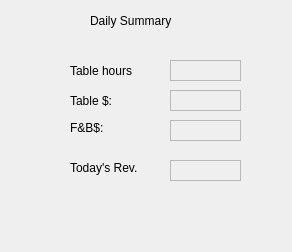
The window that dailysummary.ui (aj501/NickBilliardsPrjQT) describes before a commit, drawn with Qt 5.
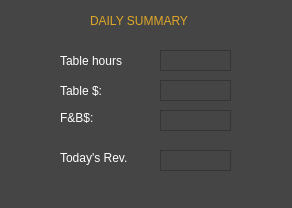
The same window after the commit.

Commit message: Implement Daily Summary. Fix price calculation bug. Add list of senior customers to more accurately compute the rate if these customers do not show up at differnt times.

Diff of the .ui file:
```diff
--- a/dailysummary.ui
+++ b/dailysummary.ui
@@ -7,7 +7,7 @@
     <x>0</x>
     <y>0</y>
     <width>292</width>
-    <height>252</height>
+    <height>208</height>
    </rect>
   </property>
   <property name="windowTitle">
@@ -16,28 +16,37 @@
   <property name="layoutDirection">
    <enum>Qt::LeftToRight</enum>
   </property>
+  <property name="styleSheet">
+   <string notr="true">background-color:rgb(69, 69, 69)</string>
+  </property>
   <widget class="QLabel" name="label">
    <property name="geometry">
     <rect>
      <x>90</x>
      <y>0</y>
-     <width>101</width>
+     <width>111</width>
      <height>41</height>
     </rect>
    </property>
+   <property name="styleSheet">
+    <string notr="true">color: rgb(223, 167, 40);</string>
+   </property>
    <property name="text">
-    <string>Daily Summary</string>
+    <string>DAILY SUMMARY</string>
    </property>
   </widget>
   <widget class="QLabel" name="label_2">
    <property name="geometry">
     <rect>
-     <x>70</x>
-     <y>90</y>
+     <x>60</x>
+     <y>80</y>
      <width>71</width>
      <height>21</height>
     </rect>
    </property>
+   <property name="styleSheet">
+    <string notr="true">color: rgb(255, 255, 255);</string>
+   </property>
    <property name="text">
     <string>Table $:</string>
    </property>
@@ -45,12 +54,15 @@
   <widget class="QLabel" name="label_3">
    <property name="geometry">
     <rect>
-     <x>70</x>
-     <y>120</y>
+     <x>60</x>
+     <y>110</y>
      <width>59</width>
      <height>16</height>
     </rect>
    </property>
+   <property name="styleSheet">
+    <string notr="true">color: rgb(255, 255, 255);</string>
+   </property>
    <property name="text">
     <string>F&amp;B$:</string>
    </property>
@@ -58,12 +70,15 @@
   <widget class="QLabel" name="label_5">
    <property name="geometry">
     <rect>
-     <x>170</x>
-     <y>60</y>
+     <x>160</x>
+     <y>50</y>
      <width>71</width>
      <height>21</height>
     </rect>
    </property>
+   <property name="styleSheet">
+    <string notr="true">color: rgb(255, 255, 255);</string>
+   </property>
    <property name="frameShape">
     <enum>QFrame::StyledPanel</enum>
    </property>
@@ -77,12 +92,15 @@
   <widget class="QLabel" name="label_6">
    <property name="geometry">
     <rect>
-     <x>170</x>
-     <y>120</y>
+     <x>160</x>
+     <y>110</y>
      <width>71</width>
      <height>21</height>
     </rect>
    </property>
+   <property name="styleSheet">
+    <string notr="true">color: rgb(255, 255, 255);</string>
+   </property>
    <property name="frameShape">
     <enum>QFrame::StyledPanel</enum>
    </property>
@@ -96,12 +114,15 @@
   <widget class="QLabel" name="label_8">
    <property name="geometry">
     <rect>
-     <x>170</x>
-     <y>90</y>
+     <x>160</x>
+     <y>80</y>
      <width>71</width>
      <height>21</height>
     </rect>
    </property>
+   <property name="styleSheet">
+    <string notr="true">color: rgb(255, 255, 255);</string>
+   </property>
    <property name="frameShape">
     <enum>QFrame::StyledPanel</enum>
    </property>
@@ -115,12 +136,15 @@
   <widget class="QLabel" name="label_9">
    <property name="geometry">
     <rect>
-     <x>70</x>
-     <y>60</y>
+     <x>60</x>
+     <y>50</y>
      <width>71</width>
      <height>21</height>
     </rect>
    </property>
+   <property name="styleSheet">
+    <string notr="true">color: rgb(255, 255, 255);</string>
+   </property>
    <property name="text">
     <string>Table hours</string>
    </property>
@@ -128,12 +152,15 @@
   <widget class="QLabel" name="label_10">
    <property name="geometry">
     <rect>
-     <x>170</x>
-     <y>160</y>
+     <x>160</x>
+     <y>150</y>
      <width>71</width>
      <height>21</height>
     </rect>
    </property>
+   <property name="styleSheet">
+    <string notr="true">color: rgb(255, 255, 255);</string>
+   </property>
    <property name="frameShape">
     <enum>QFrame::StyledPanel</enum>
    </property>
@@ -147,12 +174,15 @@
   <widget class="QLabel" name="label_4">
    <property name="geometry">
     <rect>
-     <x>70</x>
-     <y>160</y>
+     <x>60</x>
+     <y>150</y>
      <width>81</width>
      <height>16</height>
     </rect>
    </property>
+   <property name="styleSheet">
+    <string notr="true">color: rgb(255, 255, 255);</string>
+   </property>
    <property name="text">
     <string>Today's Rev.</string>
    </property>
```
Left out of the diff: 10 changed lines with no effect on the pictures. The commit also changes 31 other files.
